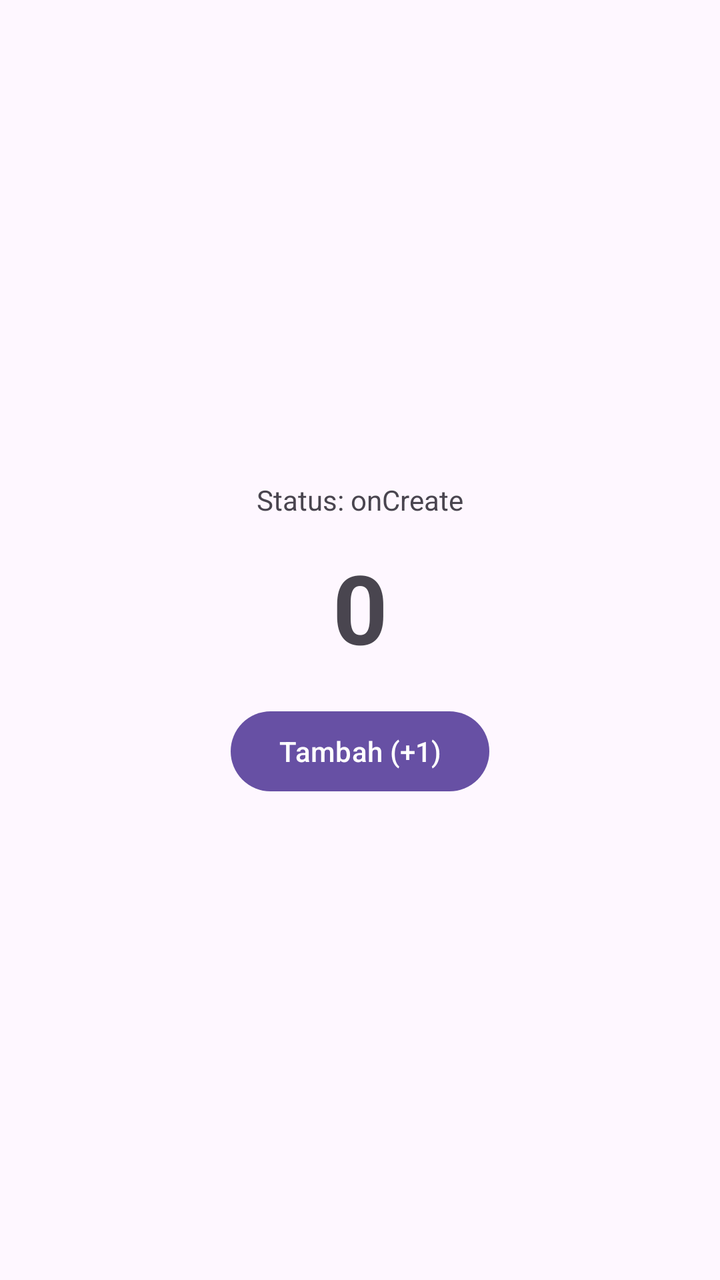
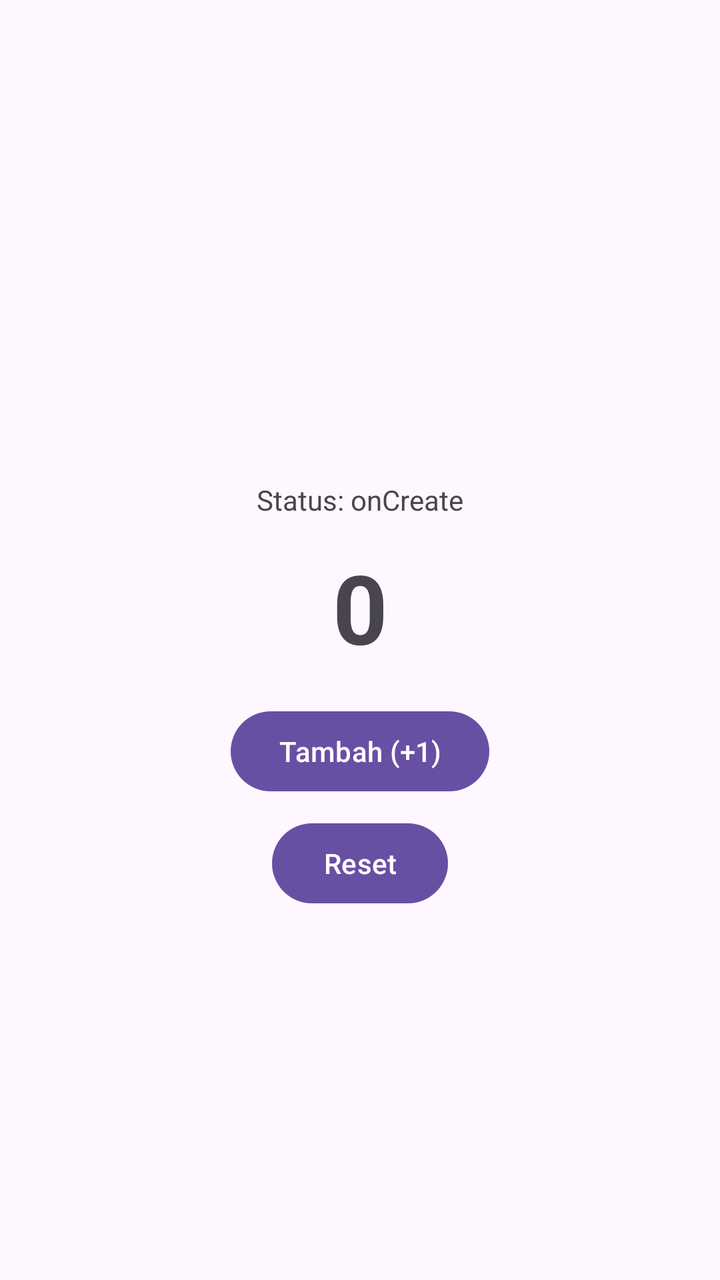

The first picture is an Android layout as it rendered before a commit; the second is the same layout after the commit. The layout source and the unified diff follow.
<!-- AndroidManifest.xml: application theme Theme.SugengsFirstProject -->
<!-- res/layout/activity_main.xml -->
<?xml version="1.0" encoding="utf-8"?>
<androidx.constraintlayout.widget.ConstraintLayout xmlns:android="http://schemas.android.com/apk/res/android"
    xmlns:app="http://schemas.android.com/apk/res-auto"
    xmlns:tools="http://schemas.android.com/tools"
    android:id="@+id/main"
    android:layout_width="match_parent"
    android:layout_height="match_parent"
    tools:context=".MainActivity">

    <TextView
        android:id="@+id/tvStatus"
        android:layout_width="wrap_content"
        android:layout_height="wrap_content"
        android:text="Status: onCreate"
        android:textSize="14sp"
        app:layout_constraintBottom_toTopOf="@+id/tvCounter"
        app:layout_constraintEnd_toEndOf="parent"
        app:layout_constraintStart_toStartOf="parent"
        app:layout_constraintTop_toTopOf="parent"
        app:layout_constraintVertical_chainStyle="packed" />

    <TextView
        android:id="@+id/tvCounter"
        android:layout_width="wrap_content"
        android:layout_height="wrap_content"
        android:layout_marginTop="12dp"
        android:text="0"
        android:textSize="48sp"
        android:textStyle="bold"
        app:layout_constraintBottom_toTopOf="@+id/btnTambah"
        app:layout_constraintEnd_toEndOf="parent"
        app:layout_constraintStart_toStartOf="parent"
        app:layout_constraintTop_toBottomOf="@+id/tvStatus" />

    <Button
        android:id="@+id/btnTambah"
        android:layout_width="wrap_content"
        android:layout_height="wrap_content"
        android:layout_marginTop="16dp"
        android:text="Tambah (+1)"
        app:layout_constraintBottom_toBottomOf="parent"
        app:layout_constraintEnd_toEndOf="parent"
        app:layout_constraintStart_toStartOf="parent"
        app:layout_constraintTop_toBottomOf="@+id/tvCounter" />

</androidx.constraintlayout.widget.ConstraintLayout>
<!-- resources referenced by this layout -->
<resources>
  <style name="Theme.SugengsFirstProject" parent="Base.Theme.SugengsFirstProject" />
  <style name="Base.Theme.SugengsFirstProject" parent="Theme.Material3.DayNight.NoActionBar">
          
          
      </style>
</resources>

<!-- the commit's change to res/layout/activity_main.xml (unified diff, before → after) -->
@@ -43,4 +43,14 @@
         app:layout_constraintStart_toStartOf="parent"
         app:layout_constraintTop_toBottomOf="@+id/tvCounter" />
 
+    <Button
+        android:id="@+id/btnReset"
+        android:layout_width="wrap_content"
+        android:layout_height="wrap_content"
+        android:layout_marginTop="8dp"
+        android:text="Reset"
+        app:layout_constraintEnd_toEndOf="parent"
+        app:layout_constraintStart_toStartOf="parent"
+        app:layout_constraintTop_toBottomOf="@+id/btnTambah" />
+
 </androidx.constraintlayout.widget.ConstraintLayout>
